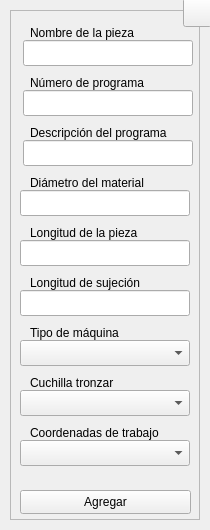
This is interfaces/ui_files/header.ui in Raw0201/GCode2 as Qt 5 draws it before an edit. The edited form follows.
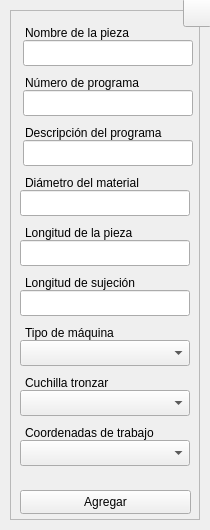
This is the edited form. Icons and pictures are not drawn.

The edit to the form file:
```diff
--- a/interfaces/ui_files/header.ui
+++ b/interfaces/ui_files/header.ui
@@ -2288,9 +2288,9 @@
      </property>
      <property name="geometry">
       <rect>
-       <x>20</x>
+       <x>15</x>
        <y>10</y>
-       <width>112</width>
+       <width>113</width>
        <height>26</height>
       </rect>
      </property>
@@ -2338,9 +2338,9 @@
     <widget class="QLabel" name="lbl_prg">
      <property name="geometry">
       <rect>
-       <x>20</x>
+       <x>15</x>
        <y>60</y>
-       <width>123</width>
+       <width>126</width>
        <height>26</height>
       </rect>
      </property>
@@ -2388,9 +2388,9 @@
      </property>
      <property name="geometry">
       <rect>
-       <x>20</x>
+       <x>15</x>
        <y>110</y>
-       <width>145</width>
+       <width>147</width>
        <height>26</height>
       </rect>
      </property>
@@ -2404,9 +2404,9 @@
      </property>
      <property name="geometry">
       <rect>
-       <x>20</x>
+       <x>15</x>
        <y>310</y>
-       <width>101</width>
+       <width>100</width>
        <height>26</height>
       </rect>
      </property>
@@ -2510,9 +2510,9 @@
      </property>
      <property name="geometry">
       <rect>
-       <x>20</x>
+       <x>15</x>
        <y>260</y>
-       <width>121</width>
+       <width>122</width>
        <height>26</height>
       </rect>
      </property>
@@ -2523,7 +2523,7 @@
     <widget class="QLabel" name="lbl_lgt">
      <property name="geometry">
       <rect>
-       <x>20</x>
+       <x>15</x>
        <y>210</y>
        <width>117</width>
        <height>26</height>
@@ -2607,9 +2607,9 @@
      </property>
      <property name="geometry">
       <rect>
-       <x>20</x>
+       <x>15</x>
        <y>360</y>
-       <width>101</width>
+       <width>96</width>
        <height>26</height>
       </rect>
      </property>
@@ -2626,7 +2626,7 @@
      </property>
      <property name="geometry">
       <rect>
-       <x>20</x>
+       <x>15</x>
        <y>160</y>
        <width>125</width>
        <height>26</height>
@@ -2679,9 +2679,9 @@
      </property>
      <property name="geometry">
       <rect>
-       <x>20</x>
+       <x>15</x>
        <y>410</y>
-       <width>138</width>
+       <width>137</width>
        <height>26</height>
       </rect>
      </property>
```
